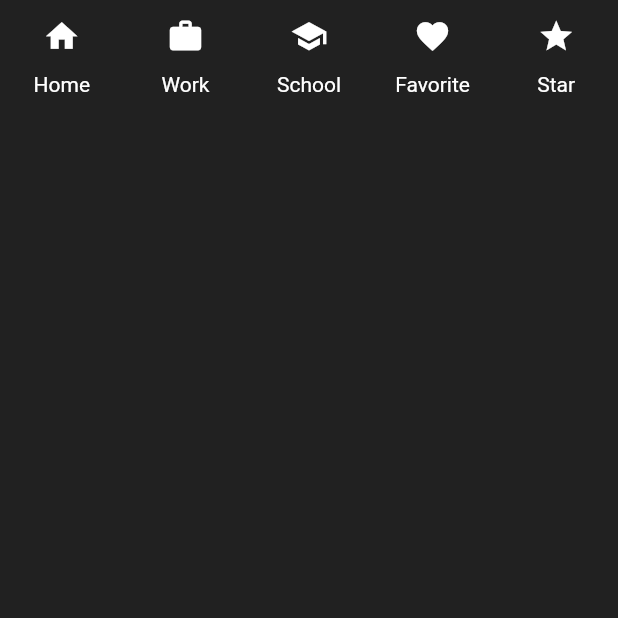
After one commit to dzulkarnain761/money_tracker, a Flutter app: the AddPage screen opened directly, on a phone screen of 412 x 824 dp, the top half of it. The commit adds this screen. Run offline on Flutter 3.47's test engine with Material 2 defaults, Android fonts, the phone set to English and light mode, and no system bars; our stand-ins replace flutter_toggle_tab, phosphor_flutter; missing offline and left inert: translucent_navigation_bar.

Commit message:
change color and add a few icon

```diff
--- a/lib/main.dart
+++ b/lib/main.dart
@@ -11,7 +11,7 @@ class MyApp extends StatelessWidget {
     return MaterialApp(
       debugShowCheckedModeBanner: false,
       theme: ThemeData(
-        primarySwatch: Colors.grey,
+        primarySwatch: Colors.grey ,
       ),
       home: const NavigationBarPage(),
     );
--- /dev/null
+++ b/lib/pages/addPage.dart
@@ -0,0 +1,47 @@
+import 'package:flutter/material.dart';
+
+class AddPage extends StatefulWidget {
+  const AddPage({super.key});
+
+  @override
+  State<AddPage> createState() => _AddPageState();
+}
+
+List<Map<String, dynamic>> iconList = [
+  {'icon': Icons.home, 'label': 'Home'},
+  {'icon': Icons.work, 'label': 'Work'},
+  {'icon': Icons.school, 'label': 'School'},
+  {'icon': Icons.favorite, 'label': 'Favorite'},
+  {'icon': Icons.star, 'label': 'Star'},
+];
+
+IconData? selectedIcon;
+
+class _AddPageState extends State<AddPage> {
+  @override
+  Widget build(BuildContext context) {
+    return Scaffold(
+      backgroundColor: Colors.grey.shade900,
+      body: GridView.builder(
+        gridDelegate: SliverGridDelegateWithFixedCrossAxisCount(
+          crossAxisCount: 5, // Maximum of 5 icons per row
+        ),
+        itemCount: iconList.length,
+        itemBuilder: (context, index) {
+          return Column(
+            children: [
+              IconButton(
+                icon: Icon(iconList[index]['icon'], size: 25.0),
+                color: Colors.white,
+                onPressed: () {
+                  // Handle icon tap here
+                },
+              ),
+              Text(iconList[index]['label'],style: TextStyle(color: Colors.white),),
+            ],
+          );
+        },
+      ),
+    );
+  }
+}
--- a/pubspec.yaml
+++ b/pubspec.yaml
@@ -64,9 +64,8 @@ flutter:
   uses-material-design: true
 
   # To add assets to your application, add an assets section, like this:
-  # assets:
-  #   - images/a_dot_burr.jpeg
-  #   - images/a_dot_ham.jpeg
+  assets:
+    - lib/assets/
 
   # An image asset can refer to one or more resolution-specific "variants", see
   # https://flutter.dev/assets-and-images/#resolution-aware
```
Also changed, not shown: lib/pages/chartpage.dart (+10 -8 lines), lib/pages/expensespage.dart (added, +29 -0 lines), lib/pages/homepage.dart (+18 -5 lines), lib/pages/userpage.dart (+46 -1 lines), lib/widgets/navigation_bar.dart (+5 -4 lines), lib/assets/default_profile_picture.png (added).
